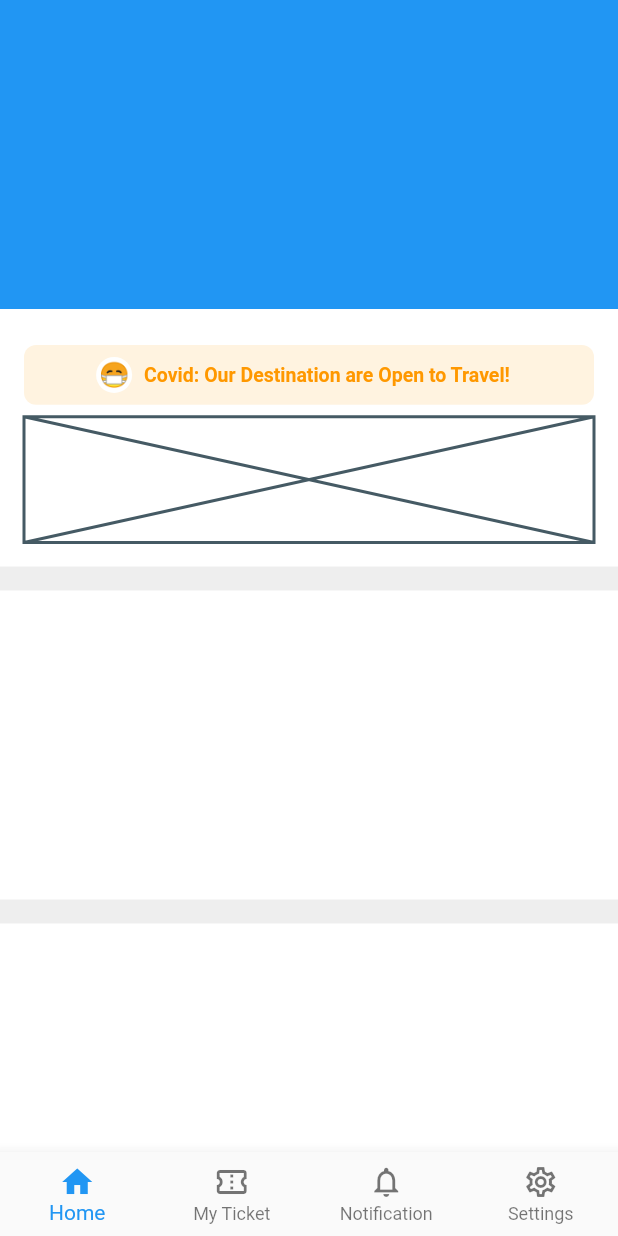
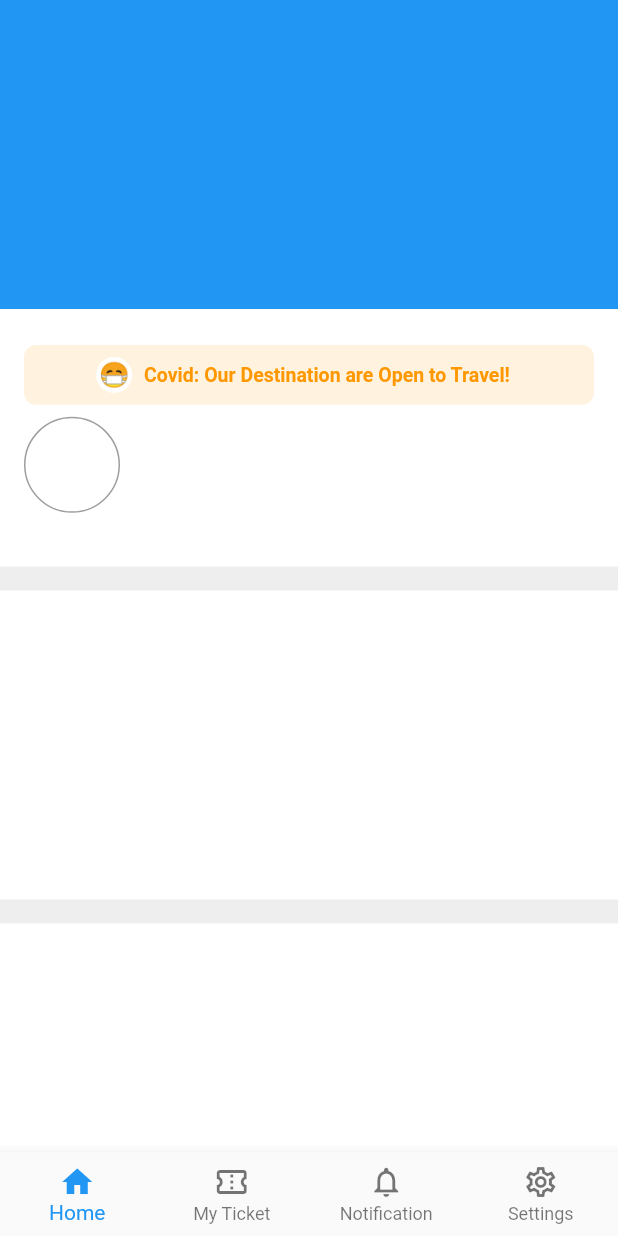
Before and after one commit to JAICHANGPARK/flutter_notebook_11th_story, a Flutter app: the screen it shows after launch, on a phone screen of 412 x 824 dp. Run offline on Flutter 3.47's test engine with Material 2 defaults, Android fonts, the phone set to English and light mode, and no system bars; our stand-ins replace backdrop, badges, flutter_inner_drawer, flutter_slidable, google_fonts.

Commit message:
Update ticket_booking_home_page.dart

```diff
--- a/lib/ep710_ticket_booking_app/ticket_booking_home_page.dart
+++ b/lib/ep710_ticket_booking_app/ticket_booking_home_page.dart
@@ -48,15 +48,29 @@ class _TicketBookingHomePageState extends State<TicketBookingHomePage> {
                                   padding: const EdgeInsets.all(8.0),
                                   child: Text(
                                     "Covid: Our Destination are Open to Travel!",
-                                    style: TextStyle(color: Colors.orange, fontSize: 13,
-                                        fontWeight: FontWeight.bold),
+                                    style: TextStyle(color: Colors.orange, fontSize: 13, fontWeight: FontWeight.bold),
                                   ),
                                 )
                               ],
                             ),
                           ),
                         )),
-                    Expanded(flex: 3, child: Placeholder()),
+                    Expanded(flex: 3, child: Row(
+                      children: [
+                        Column(
+                          children: [
+                            Container(
+                              height: 64,
+                              width: 64,
+                              decoration: BoxDecoration(
+                                shape: BoxShape.circle,
+                                border: Border.all(color: Colors.grey)
+                              ),
+                            )
+                          ],
+                        )
+                      ],
+                    )),
                   ],
                 ),
               ),
```
